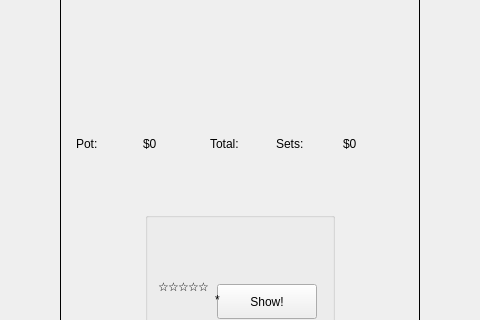
The window that src/gui/qt/gametable.ui (ph4n70mr1ddl3r/pokerth) describes before a commit, drawn with Qt 5; both pictures show x 0 to 480 and y 226 to 546 of the 480 by 800 pixel window.
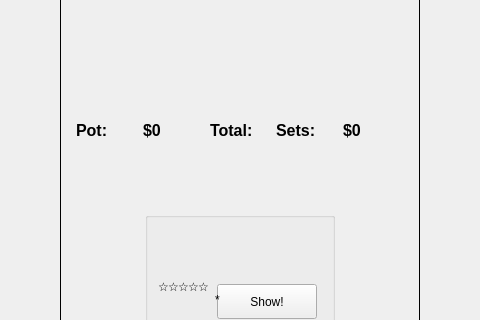
The same window after the commit. Icons and pictures are not drawn. Custom widgets are drawn as their Qt base class.

Commit message: UI Polish: Remove street label and increase info font size to 12pt

```diff
--- a/src/gui/qt/gametable.ui
+++ b/src/gui/qt/gametable.ui
@@ -386,7 +386,7 @@
           </size>
          </property>
          <property name="styleSheet">
-          <string notr="true">QGroupBox {border-style:none;}</string>
+          <string notr="true">QGroupBox {border-style:none;} QLabel { font-size: 12pt; font-weight: bold; }</string>
          </property>
          <layout class="QVBoxLayout" name="verticalLayout_Info">
           <property name="spacing"><number>2</number></property>
@@ -395,14 +395,6 @@
           <property name="rightMargin"><number>2</number></property>
           <property name="bottomMargin"><number>2</number></property>
           
-          <item>
-           <widget class="QLabel" name="textLabel_handLabel">
-            <property name="alignment">
-             <set>Qt::AlignCenter</set>
-            </property>
-           </widget>
-          </item>
-          
           <item>
            <widget class="QFrame" name="framePotInfo">
             <layout class="QHBoxLayout">
```
